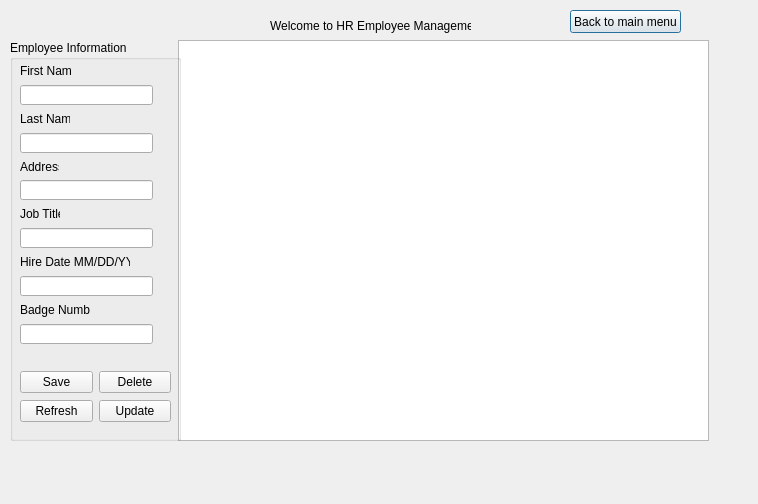
First picture: the form in Login/hrmain.ui, repository erynjohn/Employee-Database, before the edit.
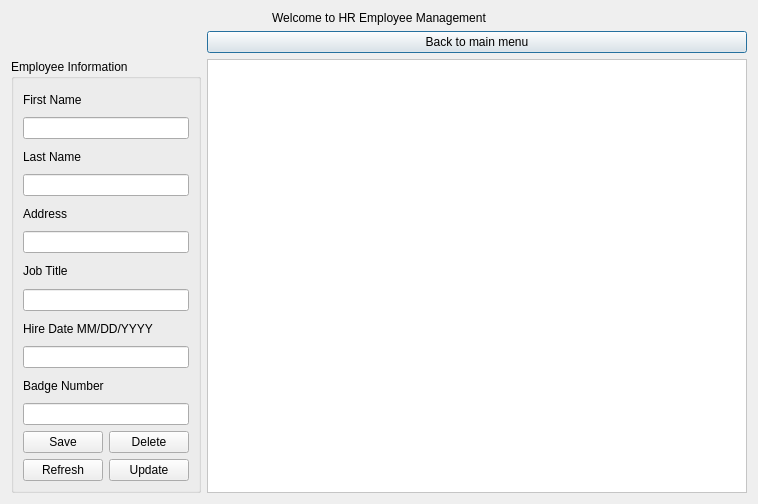
Second picture: the form after the edit.

Commit message: Layout mod

```diff
--- a/Login/hrmain.ui
+++ b/Login/hrmain.ui
@@ -13,217 +13,28 @@
   <property name="windowTitle">
    <string>Dialog</string>
   </property>
-  <widget class="QLabel" name="label">
-   <property name="geometry">
-    <rect>
-     <x>270</x>
-     <y>0</y>
-     <width>201</width>
-     <height>51</height>
-    </rect>
-   </property>
-   <property name="text">
-    <string>Welcome to HR Employee Management</string>
-   </property>
-  </widget>
+  <property name="styleSheet">
+   <string notr="true"/>
+  </property>
+  <layout class="QFormLayout" name="formLayout">
+   <item row="1" column="1">
   <widget class="QPushButton" name="pushButton_Hback">
-   <property name="geometry">
-    <rect>
-     <x>570</x>
-     <y>10</y>
-     <width>111</width>
-     <height>23</height>
-    </rect>
-   </property>
    <property name="text">
     <string>Back to main menu</string>
    </property>
   </widget>
-  <widget class="QTableView" name="tableView">
-   <property name="geometry">
-    <rect>
-     <x>178</x>
-     <y>40</y>
-     <width>531</width>
-     <height>401</height>
-    </rect>
-   </property>
-  </widget>
+   </item>
+   <item row="2" column="0">
   <widget class="QGroupBox" name="groupBox">
-   <property name="geometry">
-    <rect>
-     <x>10</x>
-     <y>40</y>
-     <width>171</width>
-     <height>401</height>
-    </rect>
-   </property>
    <property name="title">
     <string>Employee Information</string>
    </property>
-   <widget class="QLabel" name="label_2">
-    <property name="geometry">
-     <rect>
-      <x>10</x>
-      <y>23</y>
-      <width>51</width>
-      <height>16</height>
-     </rect>
-    </property>
-    <property name="text">
-     <string>First Name</string>
-    </property>
-    <property name="buddy">
-     <cstring>lineEdit_LName</cstring>
-    </property>
-   </widget>
-   <widget class="QLineEdit" name="lineEdit_LName">
-    <property name="geometry">
-     <rect>
-      <x>10</x>
-      <y>45</y>
-      <width>133</width>
-      <height>20</height>
-     </rect>
-    </property>
-    <property name="text">
-     <string/>
-    </property>
-    <property name="placeholderText">
-     <string/>
-    </property>
-   </widget>
-   <widget class="QLabel" name="label_3">
-    <property name="geometry">
-     <rect>
-      <x>10</x>
-      <y>71</y>
-      <width>50</width>
-      <height>16</height>
-     </rect>
-    </property>
-    <property name="text">
-     <string>Last Name</string>
-    </property>
-    <property name="buddy">
-     <cstring>lineEdit_FName</cstring>
-    </property>
-   </widget>
-   <widget class="QLineEdit" name="lineEdit_FName">
-    <property name="geometry">
-     <rect>
-      <x>10</x>
-      <y>93</y>
-      <width>133</width>
-      <height>20</height>
-     </rect>
-    </property>
-    <property name="text">
-     <string/>
-    </property>
-    <property name="placeholderText">
-     <string/>
-    </property>
-   </widget>
-   <widget class="QLabel" name="label_4">
-    <property name="geometry">
-     <rect>
-      <x>10</x>
-      <y>119</y>
-      <width>39</width>
-      <height>16</height>
-     </rect>
-    </property>
-    <property name="text">
-     <string>Address</string>
-    </property>
-    <property name="buddy">
-     <cstring>lineEdit_EmpAddress</cstring>
-    </property>
-   </widget>
-   <widget class="QLineEdit" name="lineEdit_EmpAddress">
-    <property name="geometry">
-     <rect>
-      <x>10</x>
-      <y>140</y>
-      <width>133</width>
-      <height>20</height>
-     </rect>
-    </property>
-    <property name="text">
-     <string/>
-    </property>
-    <property name="placeholderText">
-     <string/>
-    </property>
-   </widget>
-   <widget class="QLabel" name="label_5">
-    <property name="geometry">
-     <rect>
-      <x>10</x>
-      <y>166</y>
-      <width>40</width>
-      <height>16</height>
-     </rect>
-    </property>
-    <property name="text">
-     <string>Job Title</string>
-    </property>
-    <property name="buddy">
-     <cstring>lineEdit_EmpJobTitle</cstring>
-    </property>
-   </widget>
-   <widget class="QLineEdit" name="lineEdit_EmpJobTitle">
-    <property name="geometry">
-     <rect>
-      <x>10</x>
-      <y>188</y>
-      <width>133</width>
-      <height>20</height>
-     </rect>
-    </property>
-    <property name="text">
-     <string/>
-    </property>
-    <property name="placeholderText">
-     <string/>
-    </property>
-   </widget>
-   <widget class="QLabel" name="label_7">
-    <property name="geometry">
-     <rect>
-      <x>10</x>
-      <y>214</y>
-      <width>110</width>
-      <height>16</height>
-     </rect>
-    </property>
-    <property name="text">
-     <string>Hire Date MM/DD/YYYY</string>
-    </property>
-    <property name="buddy">
-     <cstring>lineEdit_hire</cstring>
-    </property>
-   </widget>
-   <widget class="QLineEdit" name="lineEdit_hire">
-    <property name="geometry">
-     <rect>
-      <x>10</x>
-      <y>236</y>
-      <width>133</width>
-      <height>20</height>
-     </rect>
-    </property>
-   </widget>
+     <layout class="QGridLayout" name="gridLayout_2">
+      <item row="11" column="0">
+       <widget class="QLineEdit" name="lineEdit_Badge"/>
+      </item>
+      <item row="10" column="0">
    <widget class="QLabel" name="label_Badge">
-    <property name="geometry">
-     <rect>
-      <x>10</x>
-      <y>262</y>
-      <width>70</width>
-      <height>16</height>
-     </rect>
-    </property>
     <property name="text">
      <string>Badge Number</string>
     </property>
@@ -231,25 +42,8 @@
      <cstring>lineEdit_Badge</cstring>
     </property>
    </widget>
-   <widget class="QLineEdit" name="lineEdit_Badge">
-    <property name="geometry">
-     <rect>
-      <x>10</x>
-      <y>284</y>
-      <width>133</width>
-      <height>20</height>
-     </rect>
-    </property>
-   </widget>
-   <widget class="QWidget" name="layoutWidget">
-    <property name="geometry">
-     <rect>
-      <x>10</x>
-      <y>330</y>
-      <width>151</width>
-      <height>54</height>
-     </rect>
-    </property>
+      </item>
+      <item row="12" column="0">
     <layout class="QGridLayout" name="gridLayout">
      <item row="0" column="0">
       <widget class="QPushButton" name="pushButton_save">
@@ -280,8 +74,127 @@
       </widget>
      </item>
     </layout>
-   </widget>
-  </widget>
+      </item>
+      <item row="3" column="0">
+       <widget class="QLineEdit" name="lineEdit_FName">
+        <property name="text">
+         <string/>
+        </property>
+        <property name="placeholderText">
+         <string/>
+        </property>
+       </widget>
+      </item>
+      <item row="2" column="0">
+       <widget class="QLabel" name="label_3">
+        <property name="text">
+         <string>Last Name</string>
+        </property>
+        <property name="buddy">
+         <cstring>lineEdit_FName</cstring>
+        </property>
+       </widget>
+      </item>
+      <item row="4" column="0">
+       <widget class="QLabel" name="label_4">
+        <property name="text">
+         <string>Address</string>
+        </property>
+        <property name="buddy">
+         <cstring>lineEdit_EmpAddress</cstring>
+        </property>
+       </widget>
+      </item>
+      <item row="7" column="0">
+       <widget class="QLineEdit" name="lineEdit_EmpJobTitle">
+        <property name="text">
+         <string/>
+        </property>
+        <property name="placeholderText">
+         <string/>
+        </property>
+       </widget>
+      </item>
+      <item row="8" column="0">
+       <widget class="QLabel" name="label_7">
+        <property name="text">
+         <string>Hire Date MM/DD/YYYY</string>
+        </property>
+        <property name="buddy">
+         <cstring>lineEdit_hire</cstring>
+        </property>
+       </widget>
+      </item>
+      <item row="6" column="0">
+       <widget class="QLabel" name="label_5">
+        <property name="text">
+         <string>Job Title</string>
+        </property>
+        <property name="buddy">
+         <cstring>lineEdit_EmpJobTitle</cstring>
+        </property>
+       </widget>
+      </item>
+      <item row="9" column="0">
+       <widget class="QLineEdit" name="lineEdit_hire"/>
+      </item>
+      <item row="0" column="0">
+       <widget class="QLabel" name="label_2">
+        <property name="text">
+         <string>First Name</string>
+        </property>
+        <property name="buddy">
+         <cstring>lineEdit_LName</cstring>
+        </property>
+       </widget>
+      </item>
+      <item row="1" column="0">
+       <widget class="QLineEdit" name="lineEdit_LName">
+        <property name="text">
+         <string/>
+        </property>
+        <property name="placeholderText">
+         <string/>
+        </property>
+       </widget>
+      </item>
+      <item row="5" column="0">
+       <widget class="QLineEdit" name="lineEdit_EmpAddress">
+        <property name="text">
+         <string/>
+        </property>
+        <property name="placeholderText">
+         <string/>
+        </property>
+       </widget>
+      </item>
+     </layout>
+    </widget>
+   </item>
+   <item row="2" column="1">
+    <widget class="QTableView" name="tableView">
+     <property name="layoutDirection">
+      <enum>Qt::LeftToRight</enum>
+     </property>
+     <property name="autoFillBackground">
+      <bool>false</bool>
+     </property>
+     <property name="styleSheet">
+      <string notr="true">background-color: rgb(255, 255, 255);</string>
+     </property>
+    </widget>
+   </item>
+   <item row="0" column="0" colspan="2">
+    <widget class="QLabel" name="label">
+     <property name="text">
+      <string>Welcome to HR Employee Management</string>
+     </property>
+     <property name="alignment">
+      <set>Qt::AlignCenter</set>
+     </property>
+    </widget>
+   </item>
+  </layout>
  </widget>
  <resources/>
  <connections/>
```
Lines whose indentation alone changed are shown as unchanged. The commit also changes 5 other files.
